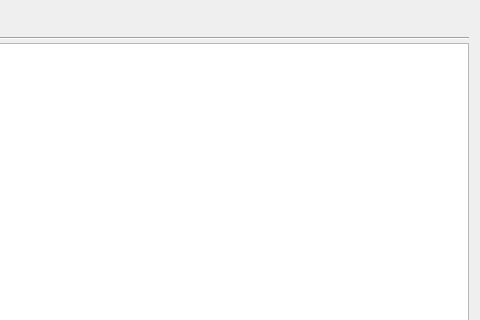
Above: client/src/ui/dialogs/event_log_dialog.ui from networkoptix/nx_open before the change; both pictures show x 574 to 1054 and y 0 to 320 of the 1054 by 719 pixel window. Below: the same form after it.
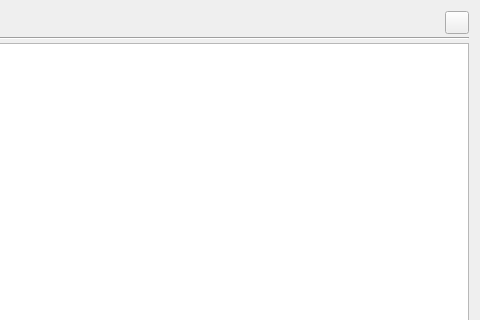
That is the form after the change. Custom widgets are drawn as their Qt base class.

Commit message:
event log: add refresh button
<==== Mercurial data ====>
Branch: events_db

Patch:
```diff
--- a/client/src/ui/dialogs/event_log_dialog.ui
+++ b/client/src/ui/dialogs/event_log_dialog.ui
@@ -116,6 +116,13 @@
        </property>
       </widget>
      </item>
+     <item row="0" column="6">
+      <widget class="QToolButton" name="refreshButton">
+       <property name="text">
+        <string/>
+       </property>
+      </widget>
+     </item>
     </layout>
    </item>
    <item>
```
The commit also changes 1 other file.
